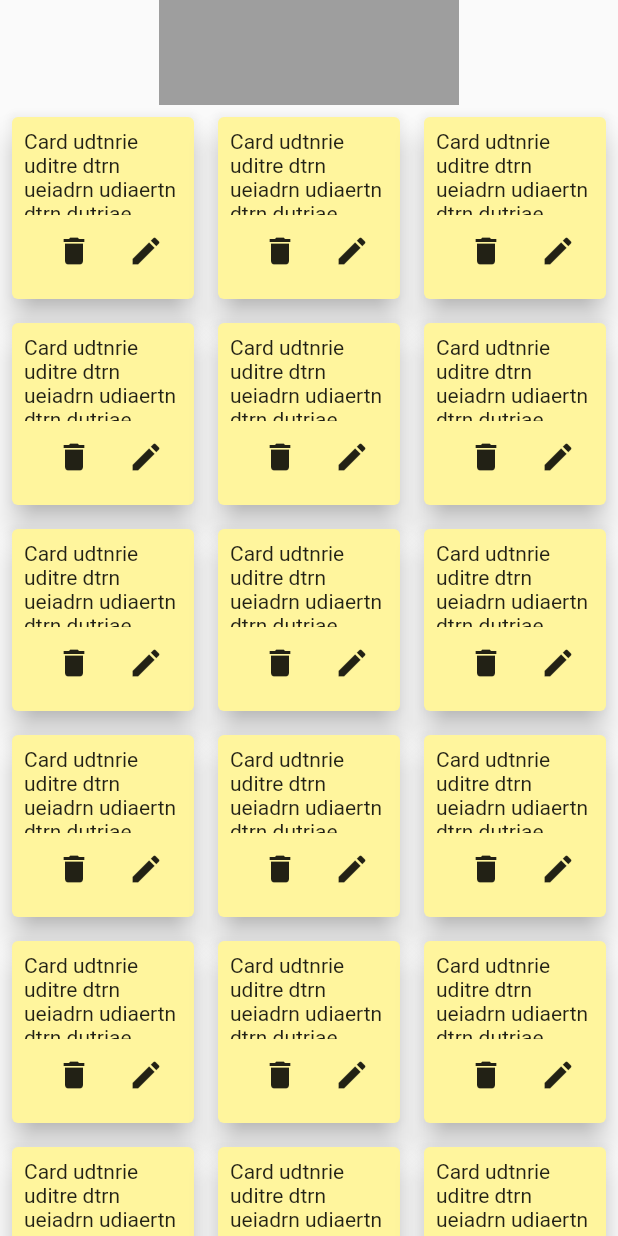
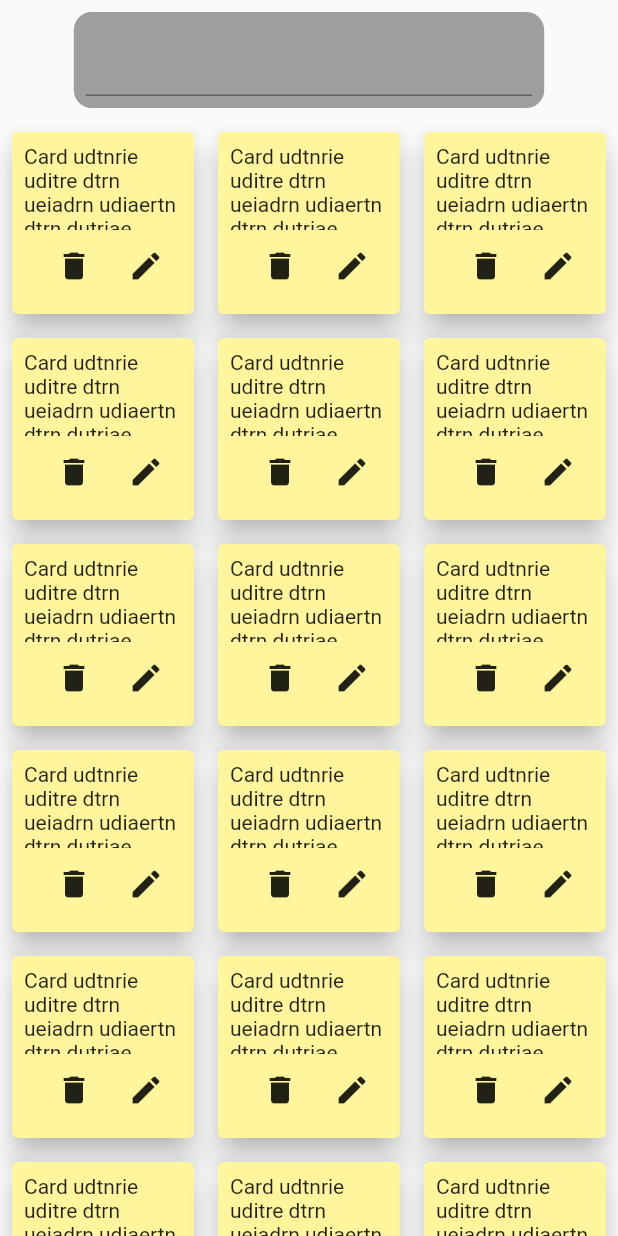
Before and after one commit to WidgetsAcademy/keep_clone, a Flutter app: the screen it shows after launch, on a phone screen of 412 x 824 dp. Run offline on Flutter 3.47's test engine with Material 2 defaults, Android fonts, the phone set to English and light mode, and no system bars.

Commit message:
Add notes bar

```diff
--- a/lib/feature/notes/notes.dart
+++ b/lib/feature/notes/notes.dart
@@ -1,3 +1,4 @@
 export 'view/notes_view.dart';
 export 'view/notes_grid.dart';
 export 'view/notes_card.dart';
+export 'view/add_notes_bar.dart';
--- /dev/null
+++ b/lib/feature/notes/view/add_notes_bar.dart
@@ -0,0 +1,59 @@
+import 'package:flutter/material.dart';
+
+class AddNotesBar extends StatefulWidget {
+  const AddNotesBar({
+    super.key,
+    required this.onSubmitted,
+  });
+
+  final Function(String) onSubmitted;
+
+  @override
+  State<AddNotesBar> createState() => _AddNotesBarState();
+}
+
+class _AddNotesBarState extends State<AddNotesBar> {
+  final controller = TextEditingController();
+
+  @override
+  Widget build(BuildContext context) {
+    return Row(
+      children: [
+        const Spacer(),
+        Flexible(
+          flex: 8,
+          child: Container(
+            margin: const EdgeInsets.all(8.0),
+            padding: const EdgeInsets.all(8.0),
+            decoration: const ShapeDecoration(
+                color: Colors.grey,
+                shape: RoundedRectangleBorder(
+                  borderRadius: BorderRadius.all(
+                    Radius.circular(12),
+                  ),
+                )),
+            width: double.infinity,
+            // height: 70,
+            child: TextField(
+              controller: controller,
+              onEditingComplete: () {
+                final value = controller.value.text;
+                if (value.isNotEmpty) {
+                  widget.onSubmitted(value);
+                  controller.clear();
+                }
+              },
+              onSubmitted: (value) {
+                if (value.isNotEmpty) {
+                  widget.onSubmitted(value);
+                  controller.clear();
+                }
+              },
+            ),
+          ),
+        ),
+        const Spacer(),
+      ],
+    );
+  }
+}
--- a/lib/feature/notes/view/notes_view.dart
+++ b/lib/feature/notes/view/notes_view.dart
@@ -8,11 +8,9 @@ class NotesView extends StatelessWidget {
   Widget build(BuildContext context) {
     return Scaffold(
       body: Column(children: [
-        Container(
-          color: Colors.grey,
-          width: 200,
-          height: 70,
-        ),
+        AddNotesBar(onSubmitted: (value) {
+          print(value);
+        }),
         const Expanded(
           child: NotesGrid(),
         ),
--- a/lib/main.dart
+++ b/lib/main.dart
@@ -2,5 +2,5 @@ import 'package:flutter/material.dart';
 import 'package:keep_clone/app/app.dart';
 
 void main() {
-  runApp(KeepApp());
+  runApp(const KeepApp());
 }
```
